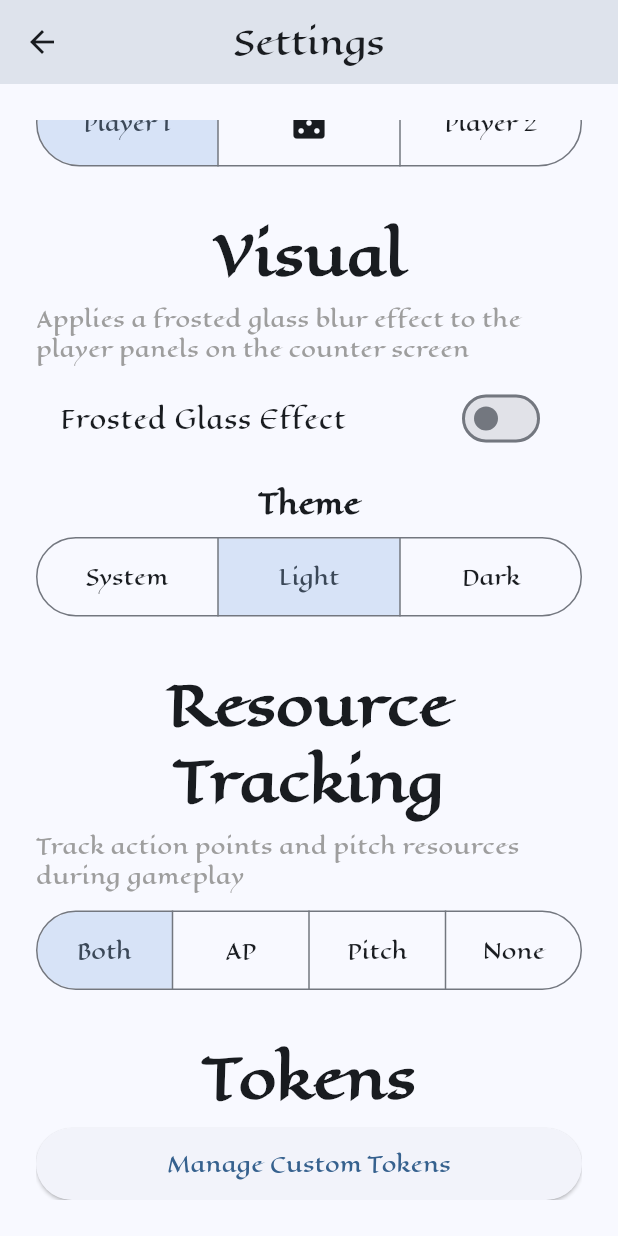
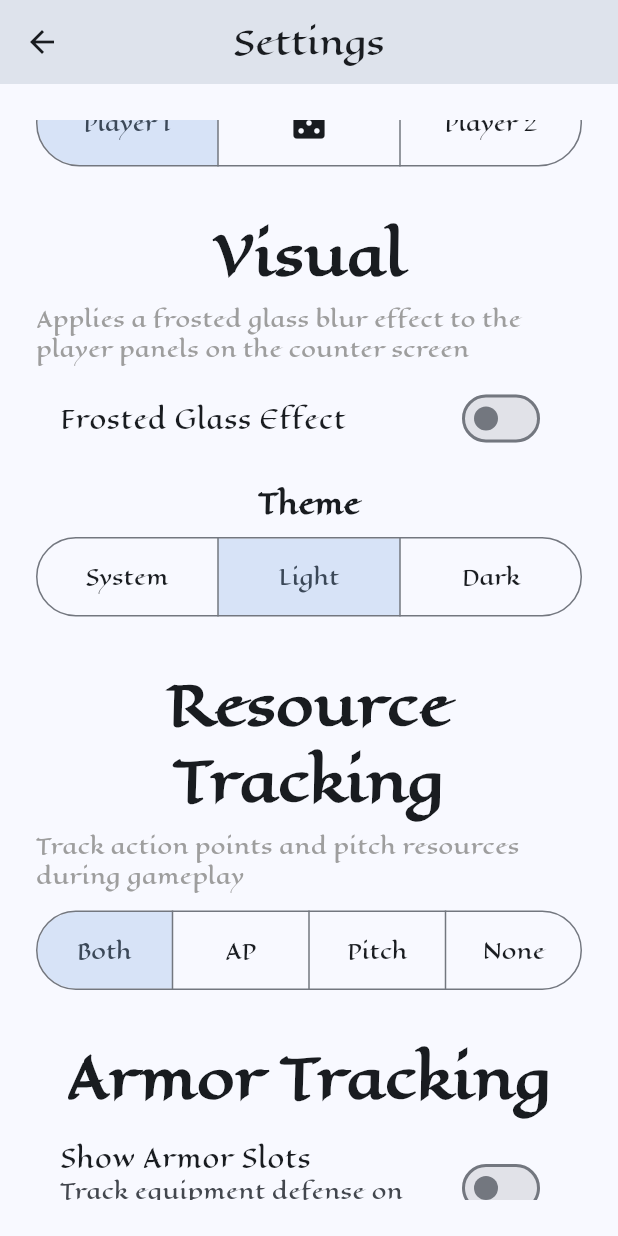
Before and after one commit to BraedenjGaines/tabletop_token_tracker, a Flutter app: the SettingsScreen screen opened directly with empty values, scrolled down 346 dp, on a phone screen of 412 x 824 dp. Run offline on Flutter 3.47's test engine with Material 3 defaults, Android fonts, the phone set to English and light mode, and no system bars; our stand-ins replace share_plus, shared_preferences; accounts and stored records are empty.

Commit message:
Improved armor icon UI.

```diff
--- a/lib/main.dart
+++ b/lib/main.dart
@@ -36,7 +36,8 @@ class _MyAppState extends State<MyApp> {
   int matchTimerMinutes = 50;
   int startingLife = 20;
   int firstTurnSetting = 2;
-  int resourceTrackerSetting = 0; // 0=Both, 1=AP Only, 2=Pitch Only, 3=None
+  int resourceTrackerSetting = 0;
+  bool armorTrackingEnabled = true;// 0=Both, 1=AP Only, 2=Pitch Only, 3=None
 
   @override
   void initState() {
@@ -58,6 +59,7 @@ class _MyAppState extends State<MyApp> {
       startingLife = _prefs.getInt('startingLife') ?? 20;
       firstTurnSetting = _prefs.getInt('firstTurnSetting') ?? 2;
       resourceTrackerSetting = _prefs.getInt('resourceTrackerSetting') ?? 0;
+      armorTrackingEnabled = _prefs.getBool('armorTrackingEnabled') ?? true;
       isLoaded = true;
     });
   }
@@ -134,6 +136,15 @@ class _MyAppState extends State<MyApp> {
     _saveResourceTracker();
   }
 
+  Future<void> _saveArmorTracking() async {
+    await _prefs.setBool('armorTrackingEnabled', armorTrackingEnabled);
+  }
+
+  void updateArmorTracking(bool enabled) {
+    setState(() { armorTrackingEnabled = enabled; });
+    _saveArmorTracking();
+  }
+
   @override
   Widget build(BuildContext context) {
     if (!isLoaded) {
@@ -182,6 +193,8 @@ class _MyAppState extends State<MyApp> {
           onFirstTurnSettingChanged: updateFirstTurnSetting,
           resourceTrackerSetting: resourceTrackerSetting,
           onResourceTrackerChanged: updateResourceTracker,
+          armorTrackingEnabled: armorTrackingEnabled,
+          onArmorTrackingChanged: updateArmorTracking,
         ),
       );
   }
--- a/lib/screens/settings_screen.dart
+++ b/lib/screens/settings_screen.dart
@@ -16,6 +16,8 @@ class SettingsScreen extends StatefulWidget {
   final Function(int) onFirstTurnSettingChanged;
   final int resourceTrackerSetting;
   final Function(int) onResourceTrackerChanged;
+  final bool armorTrackingEnabled;
+  final Function(bool) onArmorTrackingChanged;
 
   const SettingsScreen({
     super.key,
@@ -33,6 +35,8 @@ class SettingsScreen extends StatefulWidget {
     required this.onFirstTurnSettingChanged,
     required this.resourceTrackerSetting,
     required this.onResourceTrackerChanged,
+    required this.armorTrackingEnabled,
+    required this.onArmorTrackingChanged,
   });
 
   @override
@@ -46,6 +50,7 @@ class _SettingsScreenState extends State<SettingsScreen> {
   late ThemeMode currentThemeMode;
   late int firstTurnSetting;
   late int resourceTrackerSetting;
+  late bool armorTrackingEnabled;
 
   final List<String> availableFonts = ['Sedan', 'EagleLake', 'Jacquard12', 'MedievalSharp'];
 
@@ -58,6 +63,7 @@ class _SettingsScreenState extends State<SettingsScreen> {
     currentThemeMode = widget.themeMode;
     firstTurnSetting = widget.firstTurnSetting;
     resourceTrackerSetting = widget.resourceTrackerSetting;
+    armorTrackingEnabled = widget.armorTrackingEnabled;
   }
 
   @override
@@ -182,6 +188,17 @@ class _SettingsScreenState extends State<SettingsScreen> {
                   },
                 ),
               ),
+              // --- Armor Tracking ---
+              SizedBox(height: 32),
+              SizedBox(width: double.infinity, child: Text('Armor Tracking', style: TextStyle(fontSize: 36, fontWeight: FontWeight.bold), textAlign: TextAlign.center)),
+              SizedBox(height: 8),
+              SwitchListTile(
+                title: Text('Show Armor Slots'),
+                subtitle: Text('Track equipment defense on each player\'s side'),
+                value: armorTrackingEnabled,
+                onChanged: (value) { setState(() { armorTrackingEnabled = value; }); widget.onArmorTrackingChanged(value); },
+              ),
+
 
               // --- Tokens ---
               SizedBox(height: 32),
--- a/lib/screens/setup_screen.dart
+++ b/lib/screens/setup_screen.dart
@@ -19,6 +19,8 @@ class SetupScreen extends StatefulWidget {
   final Function(int) onFirstTurnSettingChanged;
   final int resourceTrackerSetting;
   final Function(int) onResourceTrackerChanged;
+  final bool armorTrackingEnabled;
+  final Function(bool) onArmorTrackingChanged;
 
   const SetupScreen({
     super.key,
@@ -39,6 +41,8 @@ class SetupScreen extends StatefulWidget {
     required this.onFirstTurnSettingChanged,
     required this.resourceTrackerSetting,
     required this.onResourceTrackerChanged,
+    required this.armorTrackingEnabled,
+    required this.onArmorTrackingChanged,
   });
 
   @override
@@ -230,6 +234,8 @@ class _SetupScreenState extends State<SetupScreen> {
                                 onFirstTurnSettingChanged: widget.onFirstTurnSettingChanged,
                                 resourceTrackerSetting: widget.resourceTrackerSetting,
                                 onResourceTrackerChanged: widget.onResourceTrackerChanged,
+                                armorTrackingEnabled: widget.armorTrackingEnabled,
+                                onArmorTrackingChanged: widget.onArmorTrackingChanged,
                               ),
                             ),
                           );
```
Also changed, not shown: lib/screens/counter_screen.dart (+71 -46 lines), lib/screens/home_screen.dart (+8 -0 lines).
